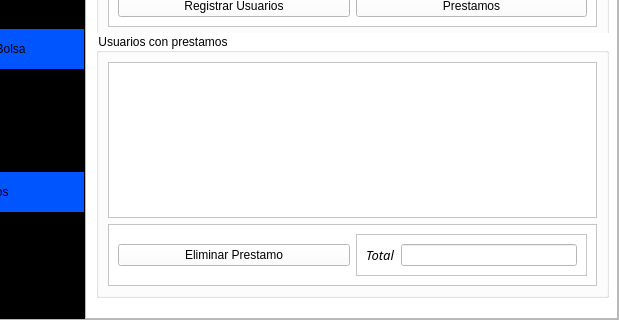
The window that gui/MainWindowLibreriaPoo.ui (sim3075/libreriaPOOsitiva) describes before a commit, drawn with Qt 5; both pictures show x 116 to 735 and y 259 to 579 of the 735 by 579 pixel window.
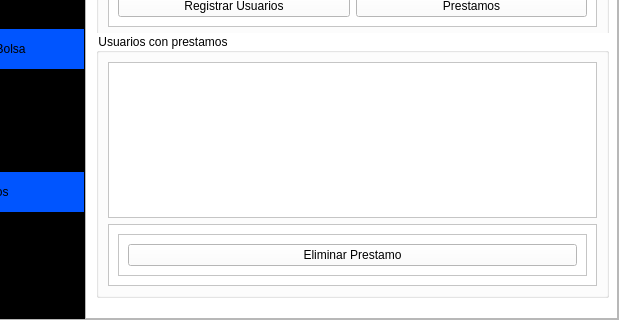
The same window after the commit. Icons and pictures are not drawn.

The edit to the form file:
```diff
--- a/gui/MainWindowLibreriaPoo.ui
+++ b/gui/MainWindowLibreriaPoo.ui
@@ -574,13 +574,6 @@
                   <enum>QFrame::Raised</enum>
                  </property>
                  <layout class="QHBoxLayout" name="horizontalLayout_7">
-                  <item>
-                   <widget class="QPushButton" name="btn_eliminarPrestamo">
-                    <property name="text">
-                     <string>Eliminar Prestamo</string>
-                    </property>
-                   </widget>
-                  </item>
                   <item>
                    <widget class="QFrame" name="frame_6">
                     <property name="frameShape">
@@ -591,37 +584,9 @@
                     </property>
                     <layout class="QHBoxLayout" name="horizontalLayout_8">
                      <item>
-                      <widget class="QLabel" name="label_4">
-                       <property name="sizePolicy">
-                        <sizepolicy hsizetype="Fixed" vsizetype="Preferred">
-                         <horstretch>0</horstretch>
-                         <verstretch>0</verstretch>
-                        </sizepolicy>
-                       </property>
-                       <property name="font">
-                        <font>
-                         <family>serifai</family>
-                         <pointsize>10</pointsize>
-                         <weight>50</weight>
-                         <italic>true</italic>
-                         <bold>false</bold>
-                        </font>
-                       </property>
+                      <widget class="QPushButton" name="btn_eliminarPrestamo">
                        <property name="text">
-                        <string>Total</string>
-                       </property>
-                      </widget>
-                     </item>
-                     <item>
-                      <widget class="QLineEdit" name="lineEdit_total_2">
-                       <property name="sizePolicy">
-                        <sizepolicy hsizetype="Preferred" vsizetype="Fixed">
-                         <horstretch>0</horstretch>
-                         <verstretch>0</verstretch>
-                        </sizepolicy>
-                       </property>
-                       <property name="readOnly">
-                        <bool>true</bool>
+                        <string>Eliminar Prestamo</string>
                        </property>
                       </widget>
                      </item>
```
